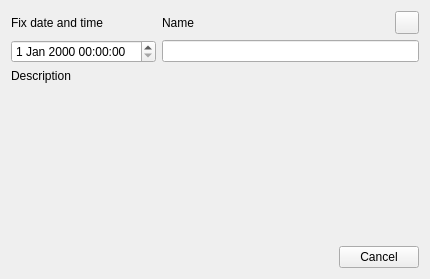
Qt form src/bin/scenarist-desktop/UserInterfaceLayer/Project/ProjectVersionDialog.ui (dimkanovikov/KITScenarist) before a commit.
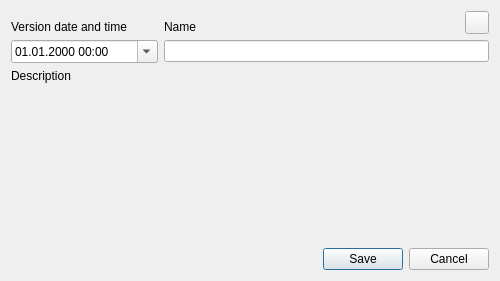
The same form after that commit. Icons and pictures are not drawn. Custom widgets are drawn as their Qt base class.

Commit message: Implemented save script version dialog #66

Patch:
```diff
--- a/src/bin/scenarist-desktop/UserInterfaceLayer/Project/ProjectVersionDialog.ui
+++ b/src/bin/scenarist-desktop/UserInterfaceLayer/Project/ProjectVersionDialog.ui
@@ -6,26 +6,80 @@
    <rect>
     <x>0</x>
     <y>0</y>
-    <width>430</width>
-    <height>279</height>
+    <width>500</width>
+    <height>281</height>
    </rect>
   </property>
+  <property name="minimumSize">
+   <size>
+    <width>500</width>
+    <height>0</height>
+   </size>
+  </property>
   <property name="windowTitle">
    <string>Form</string>
   </property>
-  <layout class="QGridLayout" name="gridLayout">
-   <item row="0" column="0">
-    <widget class="QLabel" name="label_2">
-     <property name="text">
-      <string>Fix date and time</string>
+  <layout class="QGridLayout" name="gridLayout" columnstretch="1,2,1">
+   <item row="3" column="0" colspan="3">
+    <widget class="SimpleTextEditorWidget" name="description" native="true">
+     <property name="sizePolicy">
+      <sizepolicy hsizetype="Expanding" vsizetype="Expanding">
+       <horstretch>0</horstretch>
+       <verstretch>0</verstretch>
+      </sizepolicy>
      </property>
     </widget>
    </item>
    <item row="0" column="1">
     <widget class="QLabel" name="label">
+     <property name="sizePolicy">
+      <sizepolicy hsizetype="Expanding" vsizetype="Preferred">
+       <horstretch>0</horstretch>
+       <verstretch>0</verstretch>
+      </sizepolicy>
+     </property>
      <property name="text">
       <string>Name</string>
      </property>
+     <property name="alignment">
+      <set>Qt::AlignBottom|Qt::AlignLeading|Qt::AlignLeft</set>
+     </property>
+    </widget>
+   </item>
+   <item row="1" column="0">
+    <widget class="QDateTimeEdit" name="dateTime">
+     <property name="sizePolicy">
+      <sizepolicy hsizetype="Preferred" vsizetype="Fixed">
+       <horstretch>0</horstretch>
+       <verstretch>0</verstretch>
+      </sizepolicy>
+     </property>
+     <property name="displayFormat">
+      <string>dd.MM.yyyy hh:mm</string>
+     </property>
+     <property name="calendarPopup">
+      <bool>true</bool>
+     </property>
+    </widget>
+   </item>
+   <item row="1" column="1" colspan="2">
+    <widget class="QLineEdit" name="name">
+     <property name="sizePolicy">
+      <sizepolicy hsizetype="Expanding" vsizetype="Fixed">
+       <horstretch>0</horstretch>
+       <verstretch>0</verstretch>
+      </sizepolicy>
+     </property>
+    </widget>
+   </item>
+   <item row="0" column="0">
+    <widget class="QLabel" name="label_2">
+     <property name="text">
+      <string>Version date and time</string>
+     </property>
+     <property name="alignment">
+      <set>Qt::AlignBottom|Qt::AlignLeading|Qt::AlignLeft</set>
+     </property>
     </widget>
    </item>
    <item row="0" column="2">
@@ -39,20 +93,7 @@
      </property>
     </widget>
    </item>
-   <item row="1" column="0">
-    <widget class="QDateTimeEdit" name="dateTimeEdit">
-     <property name="sizePolicy">
-      <sizepolicy hsizetype="Maximum" vsizetype="Fixed">
-       <horstretch>0</horstretch>
-       <verstretch>0</verstretch>
-      </sizepolicy>
-     </property>
-    </widget>
-   </item>
-   <item row="1" column="1" colspan="2">
-    <widget class="QLineEdit" name="cardTitle"/>
-   </item>
-   <item row="2" column="0" colspan="3">
+   <item row="2" column="0">
     <widget class="QLabel" name="label_3">
      <property name="text">
       <string>Description</string>
@@ -72,7 +113,7 @@
    <item row="4" column="0" colspan="3">
     <widget class="QDialogButtonBox" name="buttons">
      <property name="standardButtons">
-      <set>QDialogButtonBox::Cancel</set>
+      <set>QDialogButtonBox::Cancel|QDialogButtonBox::Save</set>
      </property>
     </widget>
    </item>
```
Left out of the diff: 14 changed lines with no effect on the pictures. The commit also changes 4 other files.
